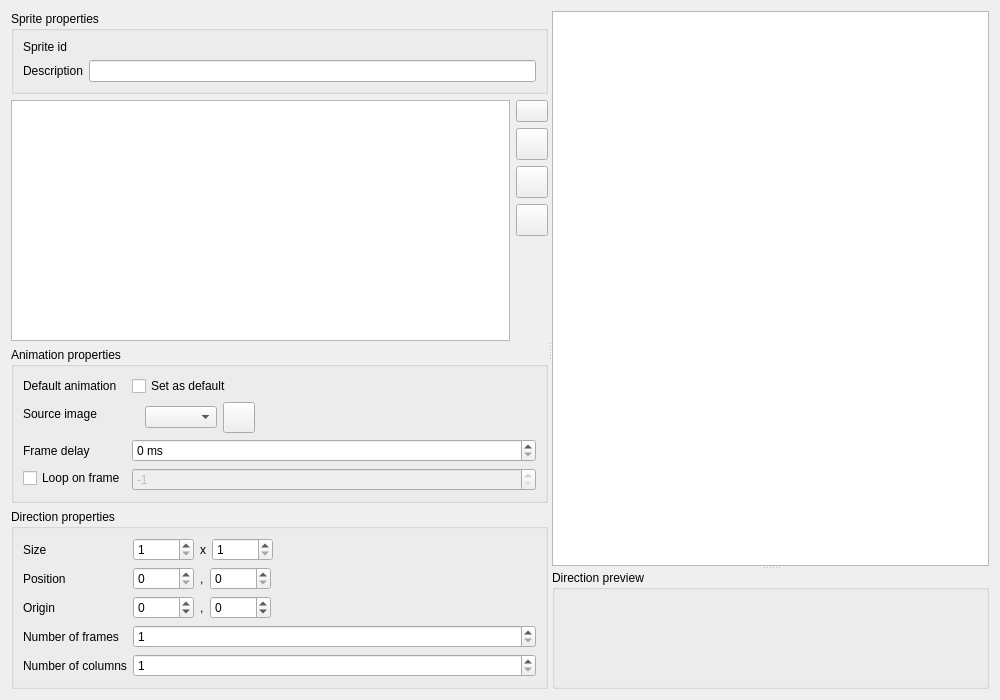
Before: the Qt Designer form src/gui/sprite_editor.ui in solarus-games/solarus-quest-editor, drawn with Qt 5.
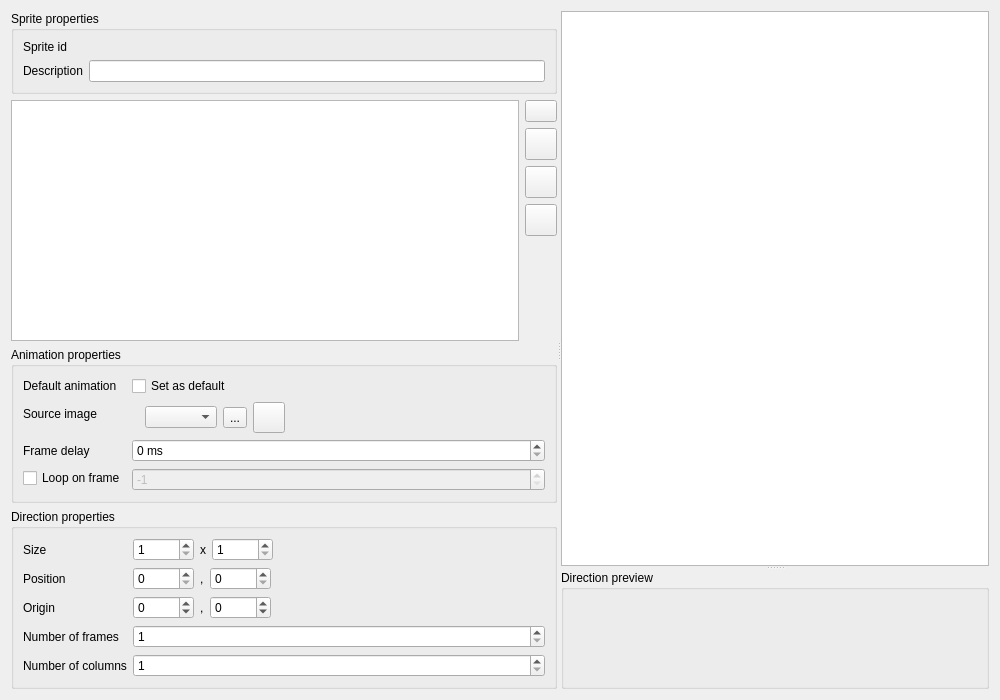
After: the same form once the commit is applied. Icons and pictures are not drawn. Custom widgets are drawn as their Qt base class.

Commit message: Add a button to reload the image in sprite editor. Fix #50.

The edit to the form file:
```diff
--- a/src/gui/sprite_editor.ui
+++ b/src/gui/sprite_editor.ui
@@ -305,6 +305,26 @@
                  </property>
                 </widget>
                </item>
+               <item>
+                <widget class="QToolButton" name="src_image_refresh_button">
+                 <property name="toolTip">
+                  <string>Refresh image</string>
+                 </property>
+                 <property name="text">
+                  <string>...</string>
+                 </property>
+                 <property name="icon">
+                  <iconset resource="../../resources/images.qrc">
+                   <normaloff>:/images/icon_refresh.png</normaloff>:/images/icon_refresh.png</iconset>
+                 </property>
+                 <property name="iconSize">
+                  <size>
+                   <width>24</width>
+                   <height>24</height>
+                  </size>
+                 </property>
+                </widget>
+               </item>
                <item>
                 <widget class="QToolButton" name="src_image_button">
                  <property name="toolTip">
```
The commit also changes 2 other files.
